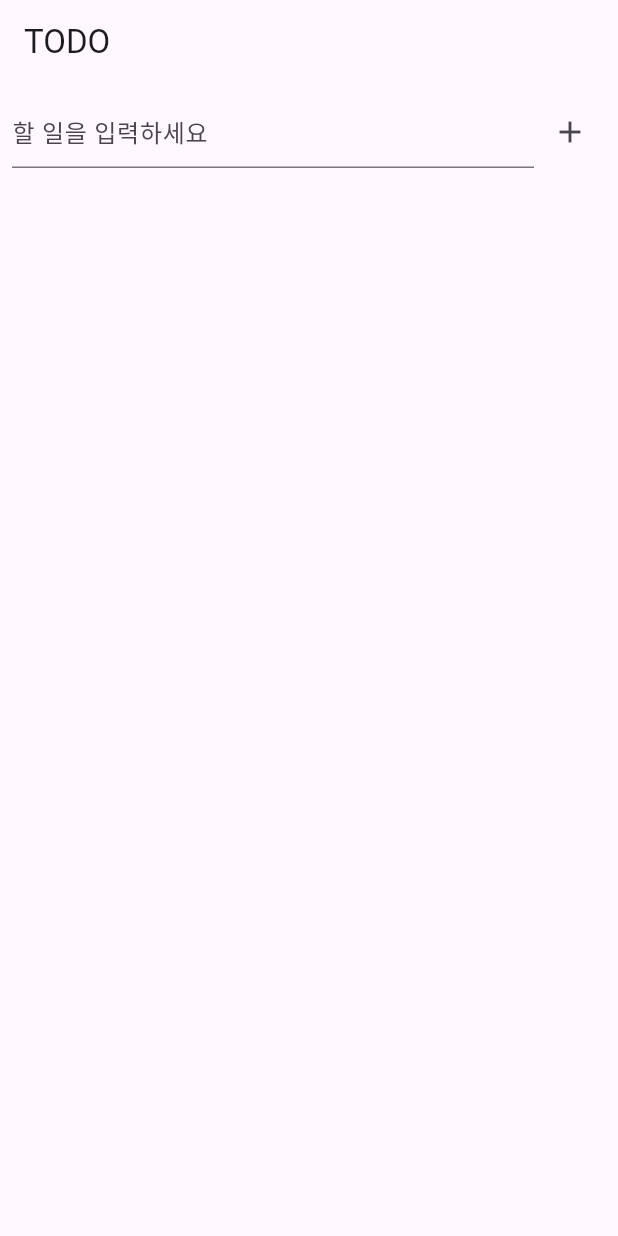
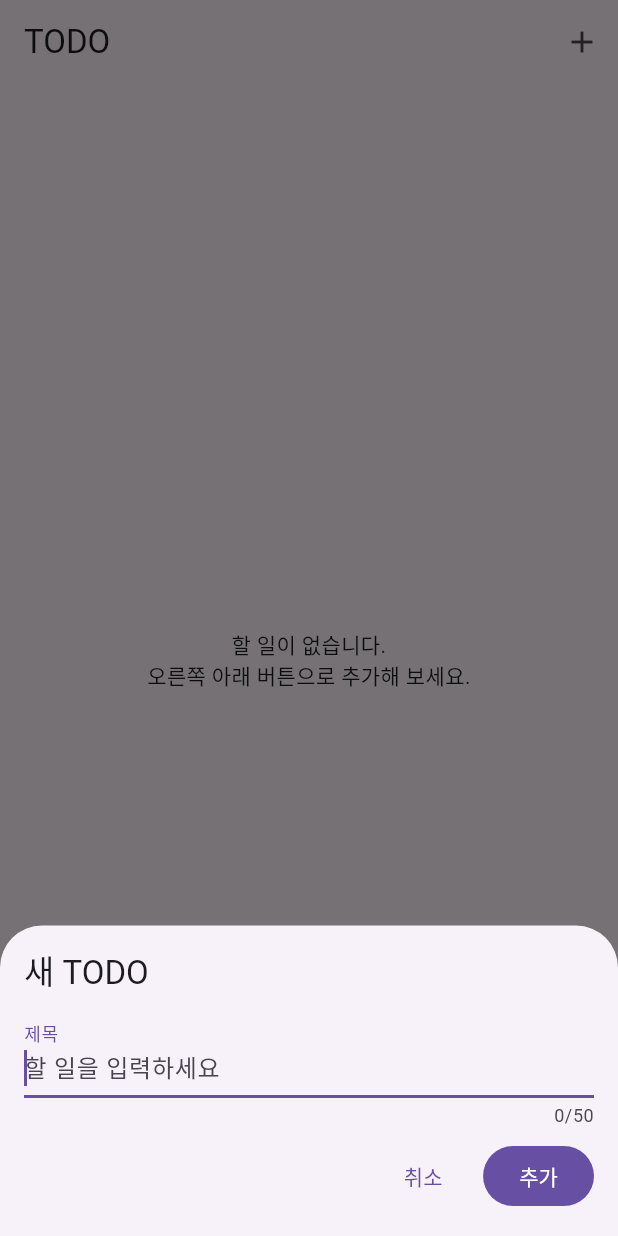
Before and after one commit to bisor0627/flutter_sidekick, a Flutter app: the screen it shows after launch, after a tap on the "add" icon, on a phone screen of 412 x 824 dp. Run offline on Flutter 3.47's test engine with Material 3 defaults, Android fonts, the phone set to English and light mode, and no system bars; our stand-ins replace flutter_riverpod, freezed_annotation.

Commit message:
✨ Feat. Todo 생성·수정·삭제 기능 및 편집 모달 UI 추가
Why:
- 기존에는 Todo 추가만 가능해 관리 기능이 제한적이었음
- 사용자가 Todo를 수정하거나 삭제할 수 있는 기능 필요
- 직관적이고 간편한 Todo 편집 UI 제공을 위해 모달 편집창 도입

How:
- TodoController에 create, update, remove 메서드 추가
- showTodoEditorModal을 통해 Todo 생성/수정 UI 구현
- ConsumerStatefulWidget으로 전환해 스크롤 및 상태 관리 강화
- Dismissible을 활용해 Todo 스와이프 삭제 기능 추가
- ListTile에서 완료 여부 토글 및 수정 버튼 제공
- Todo가 없을 경우 안내 메시지를 표시하는 EmptyState 추가
- FloatingActionButton 및 AppBar 액션으로 Todo 생성 진입점 제공

Tag:
#feat #todo #flutter #ui #state #modal #dismissible

```diff
--- a/todo_app_02/lib/feature/todo/controller/todo_controller.dart
+++ b/todo_app_02/lib/feature/todo/controller/todo_controller.dart
@@ -8,6 +8,29 @@ final todoControllerProvider = NotifierProvider<TodoController, TodoState>(
 );
 
 class TodoController extends Notifier<TodoState> {
+  // 새 Todo 생성
+  void create({required String title}) {
+    add(title);
+  }
+
+  // Todo 수정
+  void update({required String id, required String title}) {
+    final updatedTodos = state.todos.map((todo) {
+      if (todo.id == id) {
+        return todo.copyWith(title: title);
+      }
+      return todo;
+    }).toList();
+    state = state.copyWith(todos: updatedTodos);
+  }
+
+  // Todo 삭제
+  void remove(String id) {
+    state = state.copyWith(
+      todos: state.todos.where((todo) => todo.id != id).toList(),
+    );
+  }
+
   final _uuid = const Uuid();
 
   @override
--- /dev/null
+++ b/todo_app_02/lib/feature/todo/presentation/todo_editor_modal.dart
@@ -0,0 +1,113 @@
+import 'package:flutter/material.dart';
+import '../model/todo.dart';
+
+class TodoEditorResult {
+  const TodoEditorResult.create(this.title) : id = null;
+  const TodoEditorResult.update(this.id, this.title);
+  final String? id;
+  final String title;
+}
+
+Future<TodoEditorResult?> showTodoEditorModal(
+  BuildContext context, {
+  Todo? initial,
+}) {
+  return showModalBottomSheet<TodoEditorResult>(
+    context: context,
+    isScrollControlled: true,
+    builder: (_) => _TodoEditorSheet(initial: initial),
+  );
+}
+
+class _TodoEditorSheet extends StatefulWidget {
+  const _TodoEditorSheet({required this.initial});
+  final Todo? initial;
+
+  @override
+  State<_TodoEditorSheet> createState() => _TodoEditorSheetState();
+}
+
+class _TodoEditorSheetState extends State<_TodoEditorSheet> {
+  final _formKey = GlobalKey<FormState>();
+  late final TextEditingController _title = TextEditingController(
+    text: widget.initial?.title ?? '',
+  );
+
+  @override
+  void dispose() {
+    _title.dispose();
+    super.dispose();
+  }
+
+  @override
+  Widget build(BuildContext context) {
+    final isEdit = widget.initial != null;
+    final bottom = MediaQuery.of(context).viewInsets.bottom;
+    return Padding(
+      padding: EdgeInsets.only(bottom: bottom),
+      child: SafeArea(
+        child: Padding(
+          padding: const EdgeInsets.all(16),
+          child: Form(
+            key: _formKey,
+            child: Column(
+              mainAxisSize: MainAxisSize.min,
+              crossAxisAlignment: CrossAxisAlignment.start,
+              children: [
+                Text(
+                  isEdit ? 'TODO 수정' : '새 TODO',
+                  style: Theme.of(context).textTheme.titleLarge,
+                ),
+                const SizedBox(height: 12),
+                TextFormField(
+                  controller: _title,
+                  autofocus: true,
+                  maxLength: 50,
+                  decoration: const InputDecoration(
+                    labelText: '제목',
+                    hintText: '할 일을 입력하세요',
+                  ),
+                  validator: (v) {
+                    final s = (v ?? '').trim();
+                    if (s.isEmpty) return '제목을 입력하세요';
+                    if (s.length < 2) return '2자 이상 입력하세요';
+                    return null;
+                  },
+                  onFieldSubmitted: (_) => _submit(isEdit),
+                ),
+                const SizedBox(height: 8),
+                Row(
+                  mainAxisAlignment: MainAxisAlignment.end,
+                  children: [
+                    TextButton(
+                      onPressed: () => Navigator.pop(context),
+                      child: const Text('취소'),
+                    ),
+                    const SizedBox(width: 8),
+                    FilledButton(
+                      onPressed: () => _submit(isEdit),
+                      child: Text(isEdit ? '저장' : '추가'),
+                    ),
+                  ],
+                ),
+              ],
+            ),
+          ),
+        ),
+      ),
+    );
+  }
+
+  void _submit(bool isEdit) {
+    if (_formKey.currentState?.validate() != true) return;
+    final title = _title.text.trim();
+    if (isEdit) {
+      Navigator.pop(
+        context,
+        TodoEditorResult.update(widget.initial!.id, title),
+      );
+    } else {
+      Navigator.pop(context, TodoEditorResult.create(title));
+    }
+  }
+}
--- a/todo_app_02/lib/feature/todo/presentation/todo_screen.dart
+++ b/todo_app_02/lib/feature/todo/presentation/todo_screen.dart
@@ -1,66 +1,118 @@
 import 'package:flutter/material.dart';
 import 'package:flutter_riverpod/flutter_riverpod.dart';
 import 'package:todo_app_02/feature/todo/controller/todo_controller.dart';
+import 'package:todo_app_02/feature/todo/model/todo.dart';
+import 'package:todo_app_02/feature/todo/presentation/todo_editor_modal.dart';
 
-class TodoScreen extends ConsumerWidget {
-  TodoScreen({super.key});
+class TodoScreen extends ConsumerStatefulWidget {
+  const TodoScreen({super.key});
+  @override
+  ConsumerState<TodoScreen> createState() => _TodoScreenState();
+}
 
-  final textController = TextEditingController();
+class _TodoScreenState extends ConsumerState<TodoScreen> {
+  final _scroll = ScrollController();
+  @override
+  void dispose() {
+    _scroll.dispose();
+    super.dispose();
+  }
 
   @override
-  Widget build(BuildContext context, WidgetRef ref) {
+  Widget build(BuildContext context) {
+    final todos = ref.watch(todoControllerProvider.select((s) => s.todos));
     final controller = ref.read(todoControllerProvider.notifier);
-    final state = ref.watch(todoControllerProvider);
 
     return Scaffold(
-      appBar: AppBar(title: const Text('TODO')),
-      body: Column(
-        children: [
-          Padding(
-            padding: const EdgeInsets.all(8.0),
-            child: Row(
-              children: [
-                Expanded(
-                  child: TextField(
-                    controller: textController,
-                    decoration: const InputDecoration(hintText: '할 일을 입력하세요'),
-                  ),
-                ),
+      appBar: AppBar(
+        title: const Text('TODO'),
+        actions: [
           IconButton(
+            tooltip: '새 TODO',
             icon: const Icon(Icons.add),
-                  onPressed: () {
-                    final text = textController.text.trim();
-                    if (text.isNotEmpty) {
-                      controller.add(text);
-                      textController.clear();
-                    }
-                  },
+            onPressed: () => _openEditor(create: true, controller: controller),
           ),
         ],
       ),
+      floatingActionButton: FloatingActionButton(
+        onPressed: () => _openEditor(create: true, controller: controller),
+        child: const Icon(Icons.add),
       ),
-          Expanded(
-            child: ListView.builder(
-              itemCount: state.todos.length,
+      body: todos.isEmpty
+          ? const _EmptyState()
+          : ListView.builder(
+              controller: _scroll,
+              itemCount: todos.length,
               itemBuilder: (context, index) {
-                final todo = state.todos[index];
-                return ListTile(
-                  title: Text(todo.title),
-                  leading: Icon(
+                final todo = todos[index];
+                return Dismissible(
+                  key: ValueKey('todo-${todo.id}'),
+                  background: _swipeBg(left: true),
+                  secondaryBackground: _swipeBg(left: false),
+                  onDismissed: (_) => controller.remove(todo.id),
+                  child: Card(
+                    margin: const EdgeInsets.symmetric(
+                      horizontal: 12,
+                      vertical: 6,
+                    ),
+                    child: ListTile(
+                      leading: IconButton(
+                        tooltip: todo.isDone ? '미완료로 전환' : '완료로 전환',
+                        icon: Icon(
                           todo.isDone
                               ? Icons.check_box
                               : Icons.check_box_outline_blank,
                           color: todo.isDone ? Colors.green : null,
                         ),
-                  splashColor: Colors.grey.withValues(alpha: 0.1),
-                  onTap: () {
-                    controller.toggle(todo.id);
-                  },
+                        onPressed: () => controller.toggle(todo.id),
+                      ),
+                      title: Text(todo.title),
+                      trailing: IconButton(
+                        tooltip: '수정',
+                        icon: const Icon(Icons.edit),
+                        onPressed: () =>
+                            _openEditor(edit: todo, controller: controller),
+                      ),
+                      onTap: () =>
+                          _openEditor(edit: todo, controller: controller),
+                    ),
+                  ),
                 );
               },
             ),
-          ),
-        ],
+    );
+  }
+
+  Widget _swipeBg({required bool left}) => Container(
+    alignment: left ? Alignment.centerLeft : Alignment.centerRight,
+    padding: EdgeInsets.only(left: left ? 16 : 0, right: left ? 0 : 16),
+    color: Colors.red,
+    child: const Icon(Icons.delete, color: Colors.white),
+  );
+
+  Future<void> _openEditor({
+    bool create = false,
+    Todo? edit,
+    required TodoController controller,
+  }) async {
+    final res = await showTodoEditorModal(context, initial: edit);
+    if (res == null) return;
+    if (res.id == null) {
+      controller.create(title: res.title);
+    } else {
+      controller.update(id: res.id!, title: res.title);
+    }
+  }
+}
+
+class _EmptyState extends StatelessWidget {
+  const _EmptyState();
+  @override
+  Widget build(BuildContext context) {
+    return Center(
+      child: Text(
+        '할 일이 없습니다.\n오른쪽 아래 버튼으로 추가해 보세요.',
+        textAlign: TextAlign.center,
       ),
     );
   }
```
Lines whose indentation alone changed are shown as unchanged.
